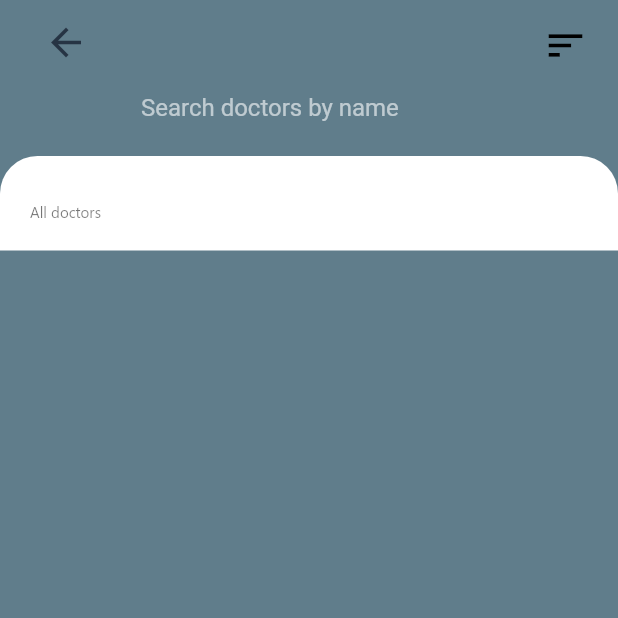
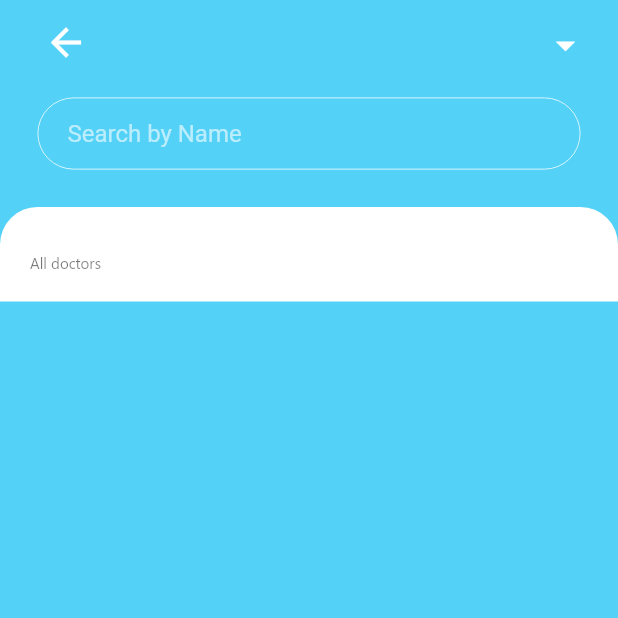
Before and after one commit to hazzum/Patient-Medical-App, a Flutter app: the HomePage screen opened by its route, on a phone screen of 412 x 824 dp, the top half of it. Run offline on Flutter 3.47's test engine with Material 2 defaults, Android fonts, the phone set to English and light mode, and no system bars; our stand-ins replace assets_audio_player, cloud_firestore, firebase_auth, firebase_core, flutter_form_builder, modal_progress_hud and 1 more; missing offline and left inert: grouped_buttons; accounts and stored records are empty.

Commit message:
upcoming appointments and Session history Colors

```diff
--- a/lib/Components/session_tile.dart
+++ b/lib/Components/session_tile.dart
@@ -40,7 +40,7 @@ class SessionTile extends StatelessWidget {
               EdgeInsets.only(left: 5.0, right: 15.0, top: 5.0, bottom: 5.0),
           decoration: BoxDecoration(
               color: color
-                  ? Colors.blueGrey.shade400.withOpacity(0.1)
+                  ? Color(0xFF1DB5E4).withAlpha(40)
                   : Colors.transparent,
               borderRadius: BorderRadius.circular(5.0)),
           child: Row(
--- a/lib/Components/tile_one.dart
+++ b/lib/Components/tile_one.dart
@@ -43,7 +43,7 @@ class TileOne extends StatelessWidget {
               EdgeInsets.only(left: 5.0, right: 15.0, top: 5.0, bottom: 5.0),
           decoration: BoxDecoration(
               color:
-                  color ? Color(0xFF1DB5E4).withAlpha(25) : Colors.transparent,
+                  color ? Color(0xFF1DB5E4).withAlpha(40) : Colors.transparent,
               borderRadius: BorderRadius.circular(5.0)),
           child: Row(
             children: <Widget>[
--- a/lib/screens/doctors_screen.dart
+++ b/lib/screens/doctors_screen.dart
@@ -191,7 +191,7 @@ class _DoctorScreenState extends State<DoctorScreen> {
                         borderRadius: BorderRadius.only(
                             topLeft: Radius.circular(25.0),
                             topRight: Radius.circular(25.0)),
-                        color: Colors.white,
+                        color: Colors.white.withOpacity(1),
                       ),
                       width: double.infinity,
                       child: Container(
--- a/lib/screens/session_history_list.dart
+++ b/lib/screens/session_history_list.dart
@@ -65,10 +65,10 @@ class _HomePageState extends State<HomePage> {
   Widget build(BuildContext context) {
     return SafeArea(
       child: Scaffold(
-        backgroundColor: Colors.blueGrey,
+        backgroundColor: Color(0xFF54d1f7),
         key: _scaffoldKey,
         appBar: AppBar(
-          backgroundColor: Colors.blueGrey,
+          backgroundColor: Color(0xFF54d1f7),
           leading: Padding(
             padding: const EdgeInsets.only(
               left: 18,
@@ -78,7 +78,7 @@ class _HomePageState extends State<HomePage> {
               builder: (context) => IconButton(
                 icon: Icon(
                   Icons.arrow_back,
-                  color: Color(0xFF263444),
+                  color: Colors.white,
                 ),
                 iconSize: 30,
                 onPressed: () => Navigator.of(context).pop(),
@@ -94,13 +94,13 @@ class _HomePageState extends State<HomePage> {
               child: DropdownButton(
                 underline: Container(),
                 elevation: 0,
-                dropdownColor: Colors.blueGrey,
+                dropdownColor: Color(0xFF54d1f7),
                 icon: Padding(
                   padding: const EdgeInsets.only(
                     left: 5,
                   ),child: Icon(
-                    Icons.sort,
-                    color: Colors.black,size: 30,
+                    Icons.arrow_drop_down,
+                    color: Colors.white,size: 30,
 
                   ),
                 ),
@@ -133,12 +133,26 @@ class _HomePageState extends State<HomePage> {
             return Column(
               children: [
                 Padding(
-                  padding: const EdgeInsets.fromLTRB(90, 8, 25, 8),
+                  padding: const EdgeInsets.fromLTRB(25, 25, 25, 25),
                   child: TextField(
                     decoration: InputDecoration(
-                      border: InputBorder.none,
-                      contentPadding: EdgeInsets.all(4),
-                      hintText: 'Search doctors by name',
+                      hintText: 'Search by Name',
+                      hintStyle: TextStyle(
+                        color: Colors.white60,
+                      ),
+                      contentPadding: EdgeInsets.symmetric(
+                          vertical: 10.0, horizontal: 20.0),
+                      border: OutlineInputBorder(
+                        borderRadius: BorderRadius.all(Radius.circular(32.0)),
+                      ),
+                      enabledBorder: OutlineInputBorder(
+                        borderSide: BorderSide(color: Colors.white, width: 0.5),
+                        borderRadius: BorderRadius.all(Radius.circular(32.0)),
+                      ),
+                      focusedBorder: OutlineInputBorder(
+                        borderSide: BorderSide(color: Colors.white, width: 1),
+                        borderRadius: BorderRadius.all(Radius.circular(32.0)),
+                      ),
                     ),
                     onChanged: (value) {
                       initiateSearch(value);
```
Also changed, not shown: lib/screens/application_form.dart (+13 -12 lines), lib/screens/upcoming_appointments.dart (+81 -20 lines).
